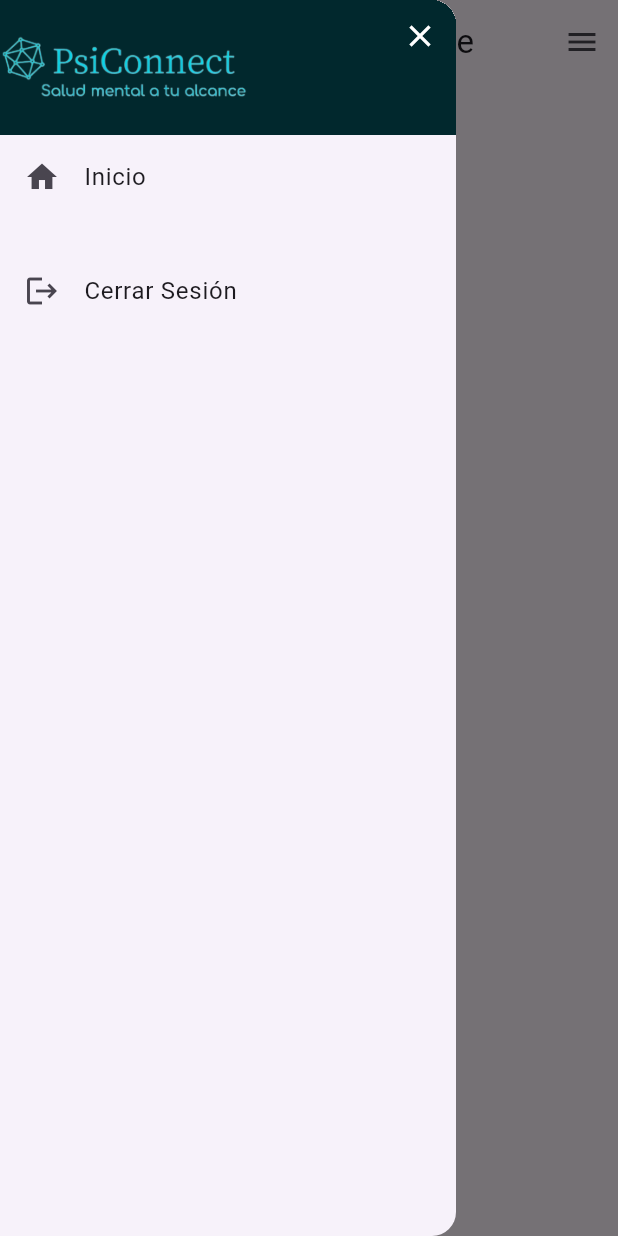
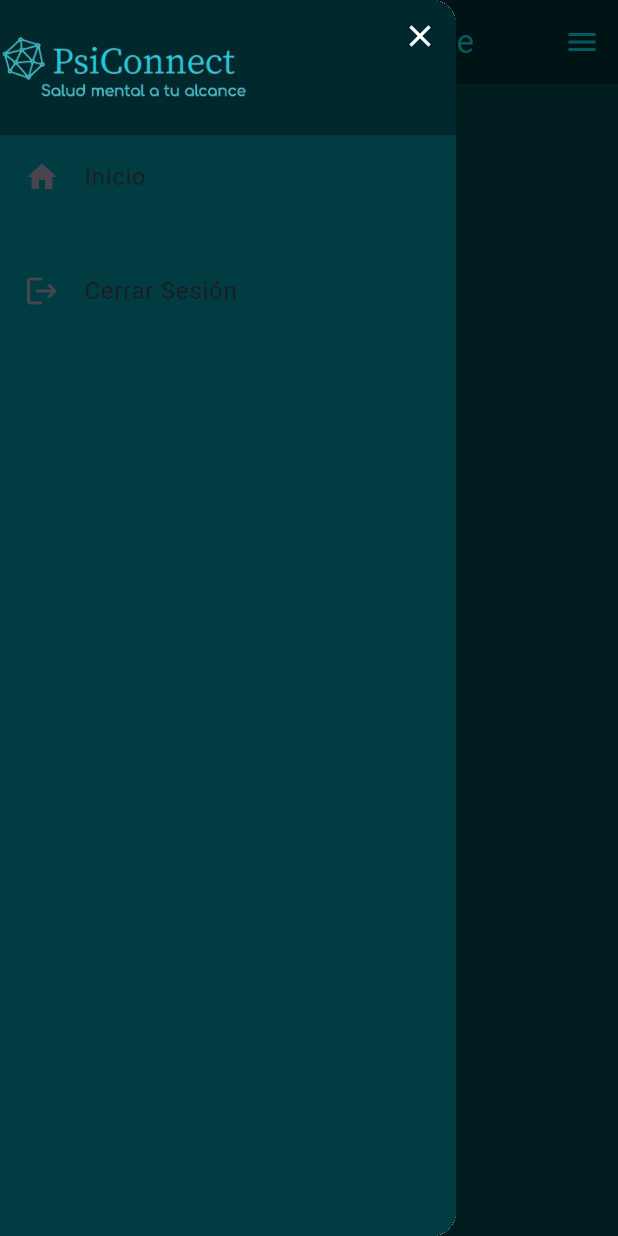
Before and after one commit to Kuater23/psiconnect, a Flutter app: the PatientPage screen opened directly, with the side drawer open, on a phone screen of 412 x 824 dp. Run offline on Flutter 3.47's test engine with Material 3 defaults, Android fonts, the phone set to English and light mode, and no system bars; our stand-ins replace cloud_firestore, firebase_auth, firebase_core, flutter_hooks, flutter_riverpod, flutter_signin_button and 4 more; accounts and stored records are empty.

Commit message:
cambio patient home y drawer

```diff
--- a/lib/src/screens/patient/patient_home.dart
+++ b/lib/src/screens/patient/patient_home.dart
@@ -88,8 +88,18 @@ class _PatientPageState extends State<PatientPage> {
   @override
   Widget build(BuildContext context) {
     return Scaffold(
+      backgroundColor: Color.fromRGBO(2, 60, 67, 1), // Color de fondo
       appBar: AppBar(
-        title: Text('Información del Paciente'),
+        title: Text(
+          'Información del Paciente',
+          style: TextStyle(
+              color: Color.fromRGBO(11, 191, 205, 1)), // Color del texto
+        ),
+        backgroundColor: Color.fromRGBO(1, 41, 46, 1), // Color de fondo
+        iconTheme: IconThemeData(
+          color: Color.fromRGBO(
+              11, 191, 205, 1), // Color del ícono del menú hamburguesa
+        ),
         actions: [
           Builder(
             builder: (BuildContext context) {
@@ -107,8 +117,8 @@ class _PatientPageState extends State<PatientPage> {
       drawer: SharedDrawer(), // Utilizar el Drawer compartido
       body: _isLoading
           ? Center(
-              child:
-                  CircularProgressIndicator()) // Mostrar un spinner mientras se cargan los datos
+              child: CircularProgressIndicator(),
+            ) // Mostrar un spinner mientras se cargan los datos
           : Padding(
               padding: const EdgeInsets.all(16.0),
               child: Column(
@@ -296,24 +306,40 @@ class _PatientPageState extends State<PatientPage> {
       children: [
         Text(
           '${_nameController.text} ${_lastNameController.text}',
-          style: TextStyle(fontSize: 24, fontWeight: FontWeight.bold),
+          style: TextStyle(
+            fontSize: 24,
+            fontWeight: FontWeight.bold,
+            color: Color.fromRGBO(11, 191, 205, 1), // Color del texto
+          ),
         ),
         SizedBox(height: 10),
         Text(
           'Dirección: ${_addressController.text}',
-          style: TextStyle(fontSize: 16),
+          style: TextStyle(
+            fontSize: 16,
+            color: Color.fromRGBO(11, 191, 205, 1), // Color del texto
+          ),
         ),
         Text(
           'Teléfono: ${_phoneController.text}',
-          style: TextStyle(fontSize: 16),
+          style: TextStyle(
+            fontSize: 16,
+            color: Color.fromRGBO(11, 191, 205, 1), // Color del texto
+          ),
         ),
         Text(
           'Tipo de Documento: $_documentType',
-          style: TextStyle(fontSize: 16),
+          style: TextStyle(
+            fontSize: 16,
+            color: Color.fromRGBO(11, 191, 205, 1), // Color del texto
+          ),
         ),
         Text(
           'Número de Documento: ${_documentNumberController.text}',
-          style: TextStyle(fontSize: 16),
+          style: TextStyle(
+            fontSize: 16,
+            color: Color.fromRGBO(11, 191, 205, 1), // Color del texto
+          ),
         ),
         SizedBox(height: 20),
         ElevatedButton(
--- a/lib/src/widgets/shared_drawer.dart
+++ b/lib/src/widgets/shared_drawer.dart
@@ -47,6 +47,8 @@ class _SharedDrawerState extends ConsumerState<SharedDrawer> {
     }
 
     return Drawer(
+      child: Container(
+        color: Color.fromRGBO(2, 60, 67, 1), // Color de fondo del Drawer
         child: ListView(
           padding: EdgeInsets.zero,
           children: [
@@ -108,7 +110,8 @@ class _SharedDrawerState extends ConsumerState<SharedDrawer> {
                 leading: Icon(Icons.folder),
                 title: Text('Archivos por Paciente'),
                 onTap: () {
-                Navigator.pushReplacementNamed(context, '/professional_files');
+                  Navigator.pushReplacementNamed(
+                      context, '/professional_files');
                 },
               ),
             ] else if (_userRole == 'patient') ...[
@@ -147,6 +150,7 @@ class _SharedDrawerState extends ConsumerState<SharedDrawer> {
             ),
           ],
         ),
+      ),
     );
   }
 
```
Also changed, not shown: lib/src/service/patient_service.dart (+22 -1 lines). Lines whose indentation alone changed are shown as unchanged.
